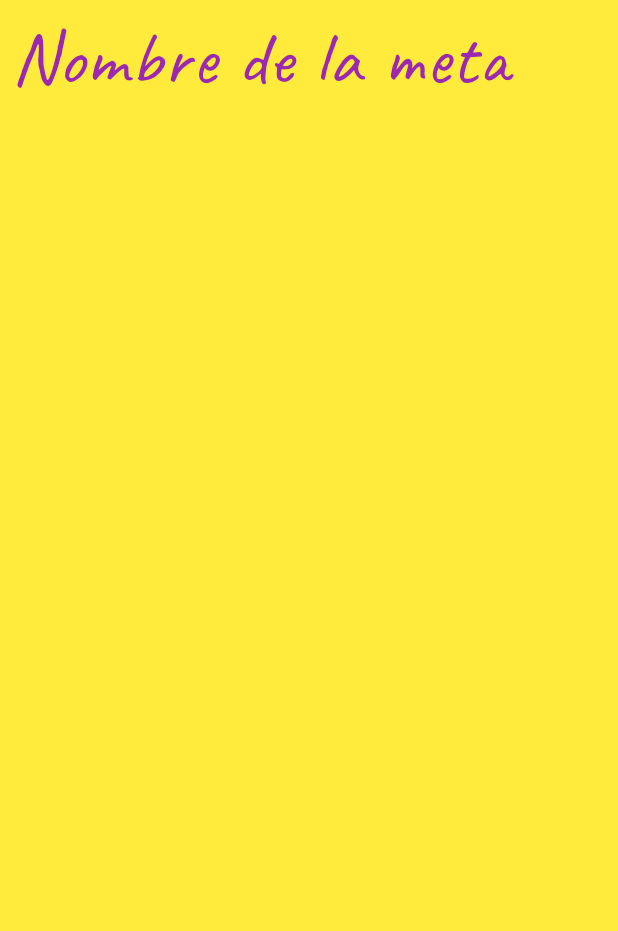
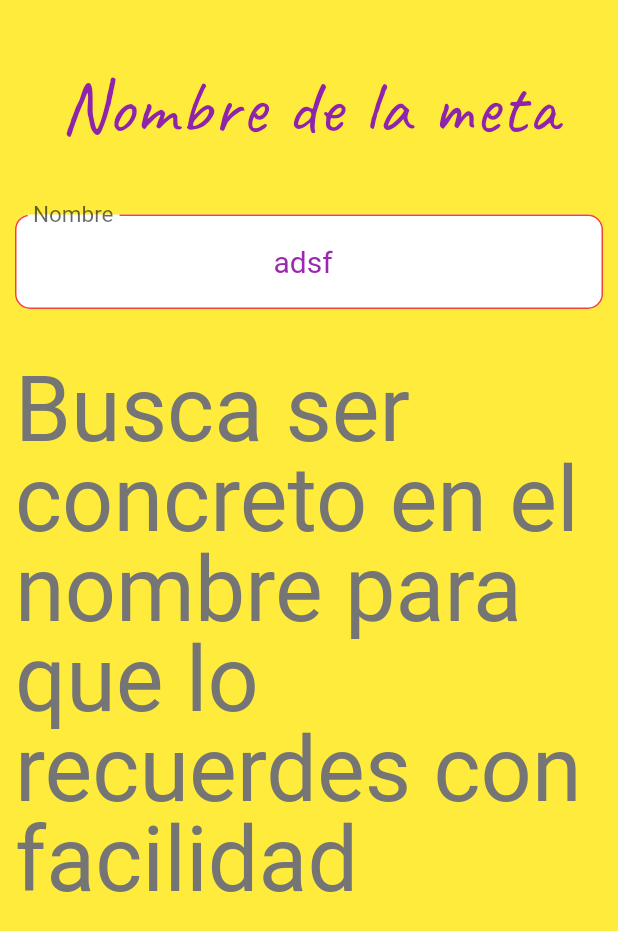
Before and after one commit to gpjrr/Agenda-App, a Flutter app: the EditorMetas screen opened by its route, on a phone screen of 412 x 824 dp. Shown: the top 931 px of the screen. Run offline on Flutter 3.47's test engine with Material 2 defaults, Android fonts, the phone set to English and light mode, and no system bars; our stand-ins replace circular_countdown_timer, flutter_spinkit, weekday_selector; missing offline and left inert: dart:ffi; Roboto replaces fonts that are missing (EastSeaDokdo-Regular).

Commit message:
1page goal

```diff
--- a/lib/EditorMetas.dart
+++ b/lib/EditorMetas.dart
@@ -1,5 +1,6 @@
 import 'package:agendaprocrastinacion/Meta.dart';
 import 'package:flutter/material.dart';
+import 'package:flutter/services.dart';
 import 'package:flutter/widgets.dart';
 
 class EditorMetas extends StatefulWidget {
@@ -9,6 +10,7 @@ class EditorMetas extends StatefulWidget {
 
 class _EditorMetasState extends State<EditorMetas> {
   double ld=0;
+  bool inicio=false;
   Meta logro=new Meta(
     Days:0,
     Why:'',
@@ -16,8 +18,14 @@ class _EditorMetasState extends State<EditorMetas> {
     StepN: 0,
     Name: '',
   );
+  TextEditingController ControlNameG= TextEditingController();
   @override
   Widget build(BuildContext context) {
+    if( inicio==false ){
+      /// cargamos la informacion de la meta
+      ControlNameG.text='adsf';
+      inicio=true;
+    }
     return Scaffold(
       backgroundColor: Colors.red,
       body: PageView(
@@ -26,25 +34,74 @@ class _EditorMetasState extends State<EditorMetas> {
           Scaffold(
             backgroundColor: Colors.yellow,
             body: Builder(
-              builder: (context)=> Align(
-                alignment: Alignment.topCenter,
-                child: Container(
-                  padding:  EdgeInsets.all(7),
-                  child: ListView(
-                    children: <Widget>[
-                      Text(
+              builder: (context)=> Container(
+                padding:  EdgeInsets.fromLTRB(10, 40, 10, 10),
+                child: ListView(
+                  children: <Widget>[
+                    Center(
+                      heightFactor: 1,
+                      widthFactor: 1,
+                      child: Text(
                         'Nombre de la meta',
                         style: TextStyle(
-                          color: Colors.purple,
+                          color: Colors.purple[600],
                           fontSize: 50,
                             letterSpacing: 1,
                           //fontFamily: 'Bellota-BoldItalic',
                           fontFamily: 'Caveat-Regular',
                         ),
                       ),
+                    ),
+                    SizedBox(height: 40,width: 40,),
+                    TextField(
+                      textInputAction: TextInputAction.done,
+                      controller: ControlNameG,
+                      textAlign: TextAlign.center,
+                      cursorWidth: 7  ,
+                      cursorHeight: 25,
+                      maxLines: 1,
+                      decoration: InputDecoration(
+                        enabledBorder: OutlineInputBorder(
+                            borderSide: BorderSide( color: Colors.red ),
+                            borderRadius: BorderRadius.all( Radius.circular(10) )
+                          ),
+                          focusedBorder: OutlineInputBorder(
+                              borderSide: BorderSide( color: Colors.green ),
+                              borderRadius: BorderRadius.all( Radius.circular(10) )
+                          ),
+                        border:  OutlineInputBorder(),
+                          labelText: "Nombre",
+                          ///prefixIcon: Icon( Icons.title ),
+                          //hintText: "Nombre de Tarea",
+                          filled: true,
+                          fillColor: Colors.white
+                      ),
+                      onChanged: (String text){
+                        logro.Name=text;
+                        print('${logro.Name}\n');
+                        },
+                      style: TextStyle(
+                        fontSize: 20,
+                        color: Colors.purple,
 
-                    ],
-                  ),
+                      ),
+                      //autofocus: true,
+                    ),
+                    SizedBox(height: 40,width: 40,),
+                    Text(
+                      'Busca ser concreto en el nombre para que lo recuerdes con facilidad',
+                       style: TextStyle(
+                         fontSize: 60,
+                         height: 1,
+                         color: Colors.grey[600],
+                         fontFamily: 'EastSeaDokdo-Regular',
+                         //fontFamily: 'Bellota-BoldItalic',
+                         //fontFamily: 'Peddana-Regular',
+                       ),
+                    ),
+
+
+                  ],
                 ),
               ),
             ),
--- a/lib/Tiempo.dart
+++ b/lib/Tiempo.dart
@@ -1,9 +1,9 @@
 import 'dart:ffi';
-
 import 'package:agendaprocrastinacion/Resultado.dart';
 import 'package:circular_countdown_timer/circular_countdown_timer.dart';
 import 'package:flutter/material.dart';
 import 'CustomTimerPainter.dart';
+
 class CountDownTimer extends StatefulWidget {
   @override
   _CountDownTimerState createState() => _CountDownTimerState();
@@ -199,5 +199,4 @@ void Fun( BuildContext context ){
     Navigator.pushReplacement(context, new MaterialPageRoute(
         builder: (context) => new Resultado() )
     );
-
   }
```
